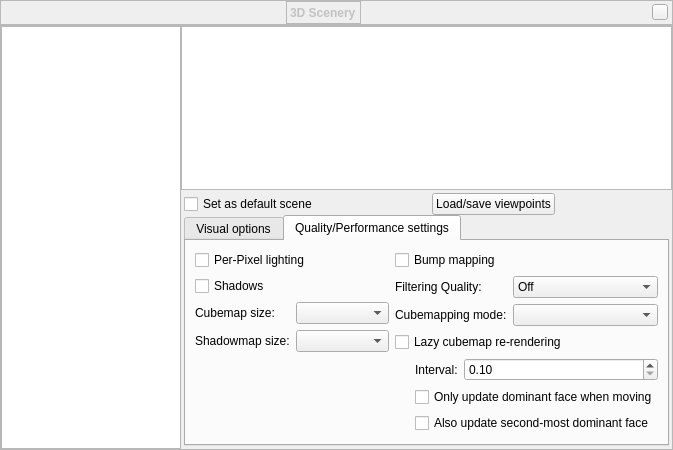
This is plugins/Scenery3d/src/gui/scenery3dDialog.ui in 519984307/stellarium_src as Qt 5 draws it before an edit. The edited form follows.
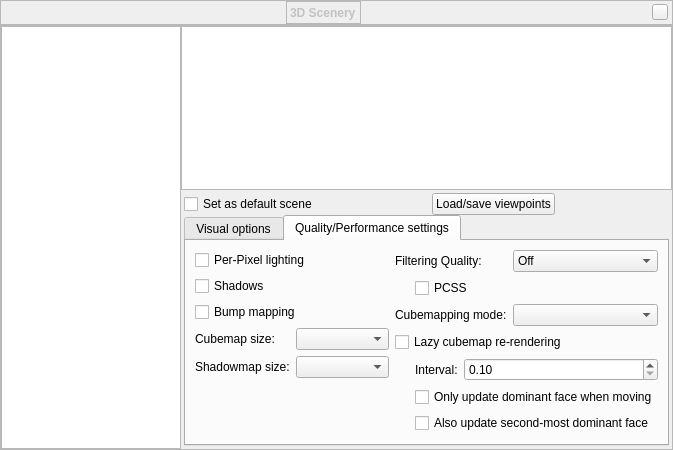
This is the edited form. Custom widgets are drawn as their Qt base class.

```diff
--- a/plugins/Scenery3d/src/gui/scenery3dDialog.ui
+++ b/plugins/Scenery3d/src/gui/scenery3dDialog.ui
@@ -502,7 +502,7 @@
                      </property>
                     </widget>
                    </item>
-                   <item row="3" column="0">
+                   <item row="4" column="0">
                     <widget class="QLabel" name="label">
                      <property name="text">
                       <string>Shadowmap size:</string>
@@ -512,31 +512,24 @@
                      </property>
                     </widget>
                    </item>
-                   <item row="3" column="1">
+                   <item row="4" column="1">
                     <widget class="QComboBox" name="comboBoxShadowmapSize">
                      <property name="currentIndex">
                       <number>-1</number>
                      </property>
                     </widget>
                    </item>
-                   <item row="2" column="0">
+                   <item row="3" column="0">
                     <widget class="QLabel" name="label_5">
                      <property name="text">
                       <string>Cubemap size:</string>
                      </property>
                     </widget>
                    </item>
-                   <item row="2" column="1">
+                   <item row="3" column="1">
                     <widget class="QComboBox" name="comboBoxCubemapSize"/>
                    </item>
-                  </layout>
-                 </item>
-                 <item>
-                  <layout class="QFormLayout" name="formLayout_2">
-                   <property name="fieldGrowthPolicy">
-                    <enum>QFormLayout::AllNonFixedFieldsGrow</enum>
-                   </property>
-                   <item row="0" column="0" colspan="2">
+                   <item row="2" column="0" colspan="2">
                     <widget class="QCheckBox" name="checkBoxEnableBump">
                      <property name="enabled">
                       <bool>true</bool>
@@ -552,6 +545,13 @@
                      </property>
                     </widget>
                    </item>
+                  </layout>
+                 </item>
+                 <item>
+                  <layout class="QFormLayout" name="formLayout_2">
+                   <property name="fieldGrowthPolicy">
+                    <enum>QFormLayout::AllNonFixedFieldsGrow</enum>
+                   </property>
                    <item row="1" column="0">
                     <widget class="QLabel" name="label_2">
                      <property name="text">
@@ -581,7 +581,7 @@
                      </item>
                     </widget>
                    </item>
-                   <item row="2" column="0">
+                   <item row="5" column="0">
                     <widget class="QLabel" name="label_3">
                      <property name="text">
                       <string>Cubemapping mode:</string>
@@ -591,14 +591,14 @@
                      </property>
                     </widget>
                    </item>
-                   <item row="2" column="1">
+                   <item row="5" column="1">
                     <widget class="QComboBox" name="comboBoxCubemapMode">
                      <property name="toolTip">
                       <string>&lt;html&gt;&lt;head/&gt;&lt;body&gt;&lt;p&gt;This determines the way the scene is rendered when Stellarium uses a projection other than &amp;quot;Perspective&amp;quot;. The scene is always rendered onto a cube, and this cube is then warped according to the real projection. The cube is described using an image called &amp;quot;cubemap&amp;quot;.&lt;/p&gt;&lt;p&gt;&lt;span style=&quot; font-weight:600;&quot;&gt;6 Textures&lt;/span&gt; uses 6 single textures, one for each cube side. This is the most compatible method, but may be slower than the others.&lt;/p&gt;&lt;p&gt;&lt;span style=&quot; font-weight:600;&quot;&gt;Cubemap&lt;/span&gt; uses a single GL_TEXTURE_CUBEMAP. Recommended for most users.&lt;/p&gt;&lt;p&gt;&lt;span style=&quot; font-weight:600;&quot;&gt;Geometry shader&lt;/span&gt; uses a modern GPU feature to render all 6 sides of the cube at once. It may be the fastest method depending on the scene and your GPU hardware. If not supported, this cannot be selected.&lt;/p&gt;&lt;/body&gt;&lt;/html&gt;</string>
                      </property>
                     </widget>
                    </item>
-                   <item row="3" column="0" colspan="2">
+                   <item row="6" column="0" colspan="2">
                     <widget class="QCheckBox" name="checkBoxEnableLazyDrawing">
                      <property name="toolTip">
                       <string>&lt;html&gt;&lt;head/&gt;&lt;body&gt;&lt;p&gt;When checked, the cubemap is only recreated in specific time intervals, instead of each frame.&lt;br/&gt;Saves energy and may increase subjective application performance.&lt;/p&gt;&lt;p&gt;&lt;span style=&quot; font-weight:600;&quot;&gt;Note that the cubemap is always re-rendered when the view position changes.&lt;/span&gt;&lt;/p&gt;&lt;/body&gt;&lt;/html&gt;</string>
@@ -608,7 +608,7 @@
                      </property>
                     </widget>
                    </item>
-                   <item row="4" column="0" colspan="2">
+                   <item row="7" column="0" colspan="2">
                     <layout class="QFormLayout" name="formLayout_3">
                      <property name="leftMargin">
                       <number>20</number>
@@ -664,6 +664,20 @@
                      </item>
                     </layout>
                    </item>
+                   <item row="3" column="0" colspan="2">
+                    <layout class="QFormLayout" name="formLayout_5">
+                     <property name="leftMargin">
+                      <number>20</number>
+                     </property>
+                     <item row="0" column="0" colspan="2">
+                      <widget class="QCheckBox" name="checkBoxPCSS">
+                       <property name="text">
+                        <string>PCSS</string>
+                       </property>
+                      </widget>
+                     </item>
+                    </layout>
+                   </item>
                   </layout>
                  </item>
                 </layout>
```
